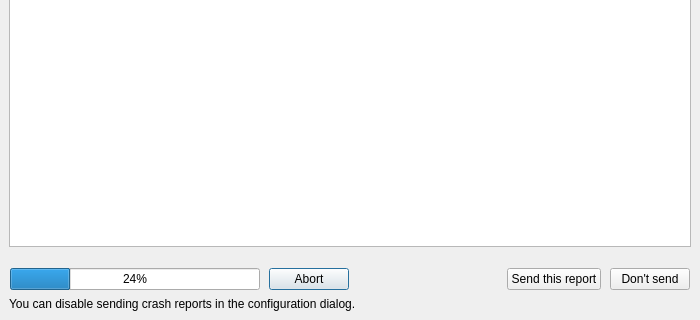
This is reporter_gui/CrashReporter.ui in karololszacki/qBreakpad as Qt 5 draws it before an edit; both pictures show x 0 to 700 and y 194 to 514 of the 700 by 514 pixel window. The edited form follows.
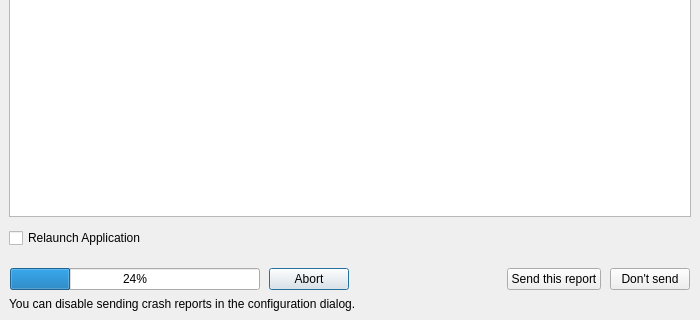
This is the edited form.

Commit message: Make app relaunch optional. Finish up jira attachment uploader and fix error handling.

Diff of the .ui file:
```diff
--- a/reporter_gui/CrashReporter.ui
+++ b/reporter_gui/CrashReporter.ui
@@ -149,6 +149,25 @@
      <property name="bottomMargin">
       <number>0</number>
      </property>
+     <item>
+      <widget class="QCheckBox" name="relaunchCheckbox">
+       <property name="minimumSize">
+        <size>
+         <width>0</width>
+         <height>30</height>
+        </size>
+       </property>
+       <property name="baseSize">
+        <size>
+         <width>0</width>
+         <height>0</height>
+        </size>
+       </property>
+       <property name="text">
+        <string>Relaunch Application</string>
+       </property>
+      </widget>
+     </item>
      <item>
       <widget class="QLabel" name="progressLabel">
        <property name="sizePolicy">
```
The commit also changes 2 other files.
